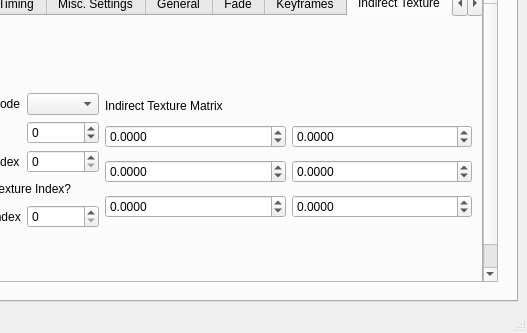
Above: ui/main.ui from AwesomeTMC/pygapa before the change; both pictures show x 502 to 1029 and y 546 to 879 of the 1029 by 879 pixel window. Below: the same form after it.
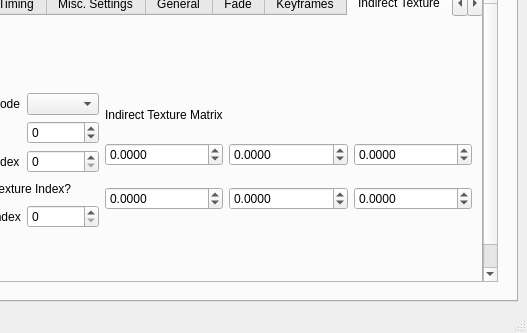
That is the form after the change. The open tabs and pages were chosen to show the change. Icons and pictures are not drawn.

Patch:
```diff
--- a/ui/main.ui
+++ b/ui/main.ui
@@ -2730,26 +2730,17 @@
                     </layout>
                    </item>
                    <item row="0" column="1">
-                    <layout class="QGridLayout" name="gridLayout_19" rowstretch="0,1,1,1">
-                     <item row="1" column="1">
-                      <widget class="QDoubleSpinBox" name="indirectTexMatrix10">
+                    <layout class="QGridLayout" name="gridLayout_19" rowstretch="0,0,0">
+                     <item row="0" column="0" colspan="2">
+                      <widget class="QLabel" name="label_44">
                        <property name="sizePolicy">
-                        <sizepolicy hsizetype="MinimumExpanding" vsizetype="Fixed">
+                        <sizepolicy hsizetype="Preferred" vsizetype="Fixed">
                          <horstretch>0</horstretch>
                          <verstretch>0</verstretch>
                         </sizepolicy>
                        </property>
-                       <property name="prefix">
-                        <string/>
-                       </property>
-                       <property name="decimals">
-                        <number>4</number>
-                       </property>
-                       <property name="minimum">
-                        <double>-999999.999900000053458</double>
-                       </property>
-                       <property name="maximum">
-                        <double>999999.999900000053458</double>
+                       <property name="text">
+                        <string>Indirect Texture Matrix</string>
                        </property>
                       </widget>
                      </item>
@@ -2775,7 +2766,29 @@
                        </property>
                       </widget>
                      </item>
-                     <item row="2" column="0">
+                     <item row="1" column="2">
+                      <widget class="QDoubleSpinBox" name="indirectTexMatrix02">
+                       <property name="sizePolicy">
+                        <sizepolicy hsizetype="MinimumExpanding" vsizetype="Fixed">
+                         <horstretch>0</horstretch>
+                         <verstretch>0</verstretch>
+                        </sizepolicy>
+                       </property>
+                       <property name="prefix">
+                        <string/>
+                       </property>
+                       <property name="decimals">
+                        <number>4</number>
+                       </property>
+                       <property name="minimum">
+                        <double>-999999.999900000053458</double>
+                       </property>
+                       <property name="maximum">
+                        <double>999999.999900000053458</double>
+                       </property>
+                      </widget>
+                     </item>
+                     <item row="1" column="1">
                       <widget class="QDoubleSpinBox" name="indirectTexMatrix01">
                        <property name="sizePolicy">
                         <sizepolicy hsizetype="MinimumExpanding" vsizetype="Fixed">
@@ -2797,6 +2810,28 @@
                        </property>
                       </widget>
                      </item>
+                     <item row="2" column="0">
+                      <widget class="QDoubleSpinBox" name="indirectTexMatrix10">
+                       <property name="sizePolicy">
+                        <sizepolicy hsizetype="MinimumExpanding" vsizetype="Fixed">
+                         <horstretch>0</horstretch>
+                         <verstretch>0</verstretch>
+                        </sizepolicy>
+                       </property>
+                       <property name="prefix">
+                        <string/>
+                       </property>
+                       <property name="decimals">
+                        <number>4</number>
+                       </property>
+                       <property name="minimum">
+                        <double>-999999.999900000053458</double>
+                       </property>
+                       <property name="maximum">
+                        <double>999999.999900000053458</double>
+                       </property>
+                      </widget>
+                     </item>
                      <item row="2" column="1">
                       <widget class="QDoubleSpinBox" name="indirectTexMatrix11">
                        <property name="sizePolicy">
@@ -2819,29 +2854,7 @@
                        </property>
                       </widget>
                      </item>
-                     <item row="3" column="0">
-                      <widget class="QDoubleSpinBox" name="indirectTexMatrix02">
-                       <property name="sizePolicy">
-                        <sizepolicy hsizetype="MinimumExpanding" vsizetype="Fixed">
-                         <horstretch>0</horstretch>
-                         <verstretch>0</verstretch>
-                        </sizepolicy>
-                       </property>
-                       <property name="prefix">
-                        <string/>
-                       </property>
-                       <property name="decimals">
-                        <number>4</number>
-                       </property>
-                       <property name="minimum">
-                        <double>-999999.999900000053458</double>
-                       </property>
-                       <property name="maximum">
-                        <double>999999.999900000053458</double>
-                       </property>
-                      </widget>
-                     </item>
-                     <item row="3" column="1">
+                     <item row="2" column="2">
                       <widget class="QDoubleSpinBox" name="indirectTexMatrix12">
                        <property name="sizePolicy">
                         <sizepolicy hsizetype="MinimumExpanding" vsizetype="Fixed">
@@ -2863,19 +2876,6 @@
                        </property>
                       </widget>
                      </item>
-                     <item row="0" column="0" colspan="2">
-                      <widget class="QLabel" name="label_44">
-                       <property name="sizePolicy">
-                        <sizepolicy hsizetype="Preferred" vsizetype="Fixed">
-                         <horstretch>0</horstretch>
-                         <verstretch>0</verstretch>
-                        </sizepolicy>
-                       </property>
-                       <property name="text">
-                        <string>Indirect Texture Matrix</string>
-                       </property>
-                      </widget>
-                     </item>
                     </layout>
                    </item>
                   </layout>
```
